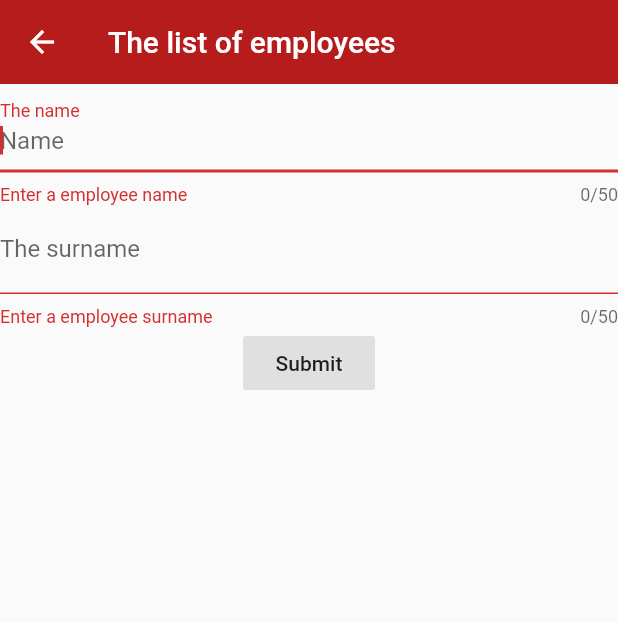
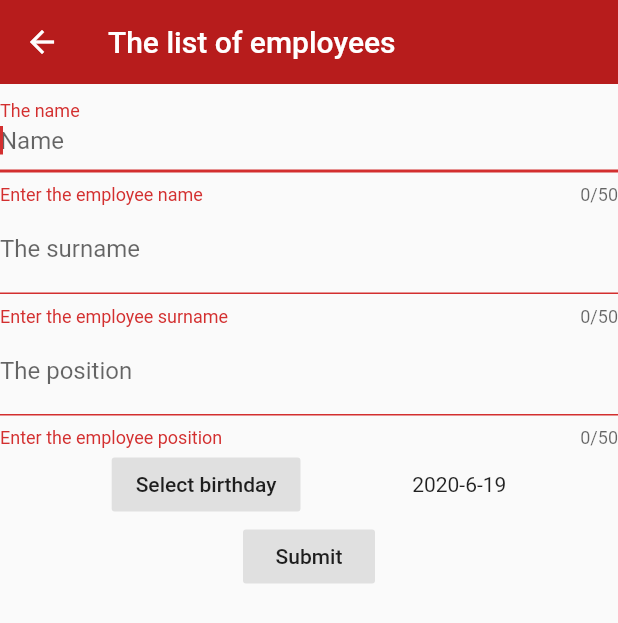
Before and after one commit to IvansPhoto/ekf_example, a Flutter app: the NewEmployee screen opened by its route, after a tap on "Submit", on a phone screen of 412 x 824 dp. Shown: the top 623 px of the screen. Run offline on Flutter 3.47's test engine with Material 2 defaults, Android fonts, the phone set to English and light mode, and no system bars; our stand-ins replace hive, hive_flutter; accounts and stored records are empty; generated files the repository leaves out were written again.

Commit message:
Update employeForm.dart

```diff
--- a/lib/widgets/employeForm.dart
+++ b/lib/widgets/employeForm.dart
@@ -16,7 +16,8 @@ class EmployeeForm extends StatefulWidget {
 class _EmployeeFormState extends State<EmployeeForm> {
   TextEditingController _nameTEC;
   TextEditingController _surnameTEC;
-//  TextEditingController _birthdayTEC;
+  TextEditingController _positionTEC;
+  DateTime _birthday;
 
   Box<EmployeesData> employeesBox = Hive.box<EmployeesData>(Boxes.employeesBox);
   int newId;
@@ -28,11 +29,12 @@ class _EmployeeFormState extends State<EmployeeForm> {
     if (widget.employee == null) {
       _nameTEC = TextEditingController();
       _surnameTEC = TextEditingController();
-//      _birthdayTEC = TextEditingController();
+      _positionTEC = TextEditingController();
     } else {
       _nameTEC = TextEditingController(text: widget.employee.name);
       _surnameTEC = TextEditingController(text: widget.employee.surName);
-//      _birthdayTEC = TextEditingController(text: widget.employee.birthdate);
+      _positionTEC = TextEditingController(text: widget.employee.position);
+      _birthday = widget.employee.birthdate;
     }
     super.initState();
   }
@@ -41,18 +43,19 @@ class _EmployeeFormState extends State<EmployeeForm> {
   void dispose() {
     _nameTEC.dispose();
     _surnameTEC.dispose();
-//    _birthdayTEC.dispose();
     super.dispose();
   }
 
   void _addEmployee() {
-    employeesBox.add(EmployeesData(name: _nameTEC.text, surName: _surnameTEC.text));
+    employeesBox.add(EmployeesData(name: _nameTEC.text, surName: _surnameTEC.text, birthdate: _birthday, position: _positionTEC.text));
     Navigator.of(context).pop();
   }
 
   void _updateEmployee() {
     widget.employee.name = _nameTEC.text;
     widget.employee.surName = _surnameTEC.text;
+    widget.employee.position = _surnameTEC.text;
+    widget.employee.birthdate = _birthday;
     widget.employee.save();
     Navigator.of(context).pop();
   }
@@ -71,16 +74,41 @@ class _EmployeeFormState extends State<EmployeeForm> {
               decoration: const InputDecoration(hintText: 'Name', labelText: "The name"),
               maxLength: 50,
               keyboardType: TextInputType.text,
-              validator: (value) => value.isEmpty ? 'Enter a employee name' : null,
+              validator: (value) => value.isEmpty ? 'Enter the employee name' : null,
             ),
             TextFormField(
               controller: _surnameTEC,
               decoration: const InputDecoration(hintText: 'Surname', labelText: "The surname"),
               maxLength: 50,
               keyboardType: TextInputType.text,
-              validator: (value) => value.isEmpty ? 'Enter a employee surname' : null,
+              validator: (value) => value.isEmpty ? 'Enter the employee surname' : null,
             ),
-//            CalendarDatePicker(initialDate: null, firstDate: null, lastDate: null, onDateChanged: null),
+            TextFormField(
+              controller: _positionTEC,
+              decoration: const InputDecoration(hintText: 'Position', labelText: "The position"),
+              maxLength: 50,
+              keyboardType: TextInputType.text,
+              validator: (value) => value.isEmpty ? 'Enter the employee position' : null,
+            ),
+            Row(
+              crossAxisAlignment: CrossAxisAlignment.center,
+              mainAxisAlignment: MainAxisAlignment.spaceEvenly,
+              children: <Widget>[
+                RaisedButton(
+                  elevation: 0,
+                  child: widget.employee == null ? const Text('Select birthday') : const Text('Update birthday'),
+                  onPressed: () => showDatePicker(
+                    context: context,
+                    initialDate: widget.employee == null ? DateTime.now() : widget.employee.birthdate,
+                    firstDate: DateTime(1950),
+                    lastDate: DateTime(2021),
+                  ).then((dateTime) => _birthday = dateTime),
+                ),
+                Text(widget.employee == null
+                    ? '${DateTime.now().year.toString()}-${DateTime.now().month.toString()}-${DateTime.now().day.toString()}'
+                    : '${widget.employee.birthdate.year.toString()}-${widget.employee.birthdate.month.toString()}-${widget.employee.birthdate.day.toString()}')
+              ],
+            ),
             RaisedButton(
               elevation: 0,
               onPressed: () => {if (widget._formKey.currentState.validate()) widget.employee == null ? _addEmployee() : _updateEmployee()},
```
